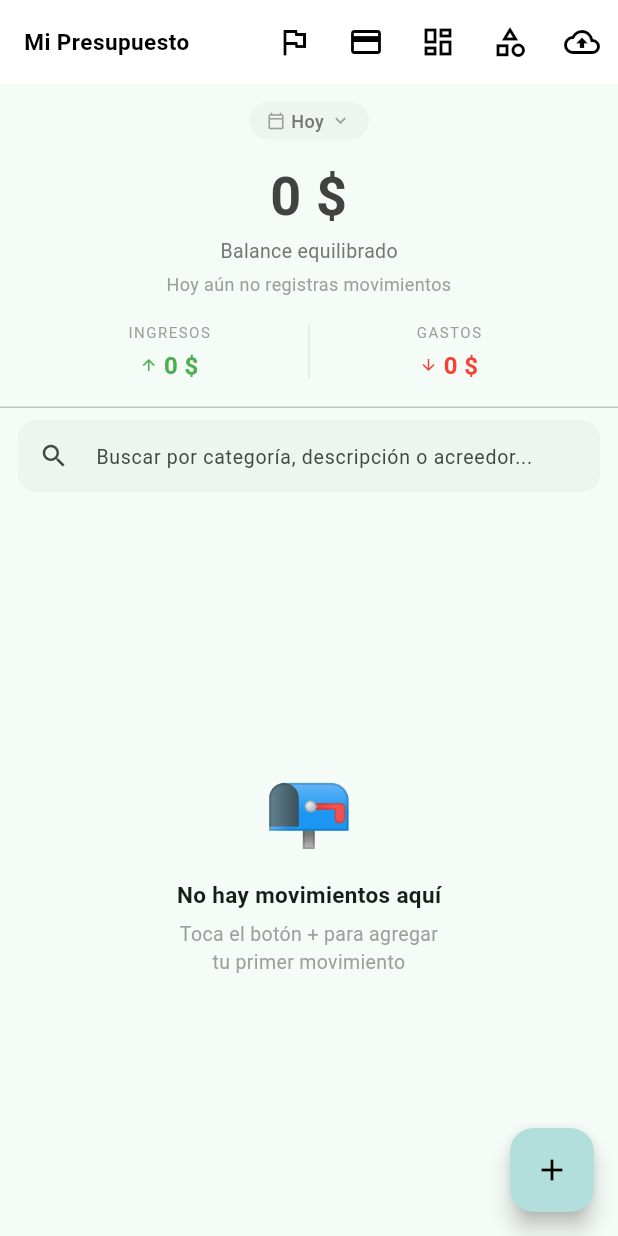
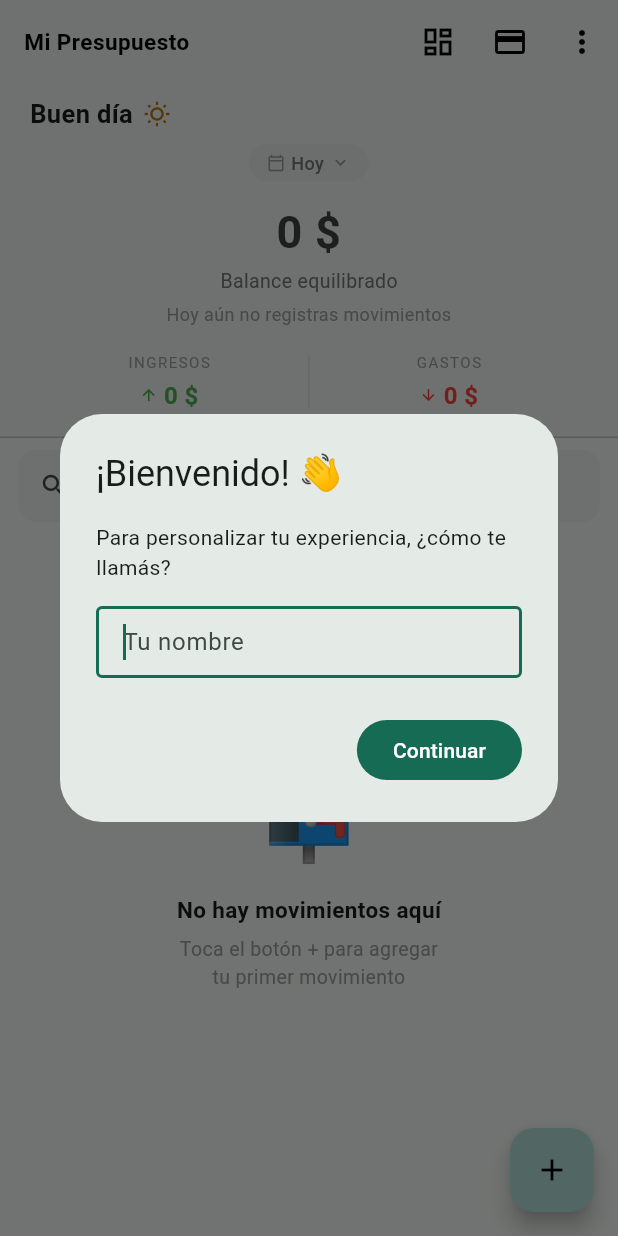
Before and after one commit to juan-macias1/mi_presupuesto, a Flutter app: the screen it shows after launch, on a phone screen of 412 x 824 dp. Run offline on Flutter 3.47's test engine with Material 3 defaults, Android fonts, the phone set to English and light mode, and no system bars; our stand-ins replace fl_chart, flutter_dotenv, flutter_local_notifications, shared_preferences, sqflite, timezone; accounts and stored records are empty.

Commit message:
feat(ui): rework main screen header - greeting, 3-icon AppBar, debt badge
Second of the UX improvement commits. Header of the main screen.

Add contextual greeting with the user's name (sun icon in the morning, evening variants later). First launch shows a one-time welcome dialog asking for the name, persisted via PreferencesService (SharedPreferences).

Add lib/services/preferences_service.dart: a small singleton wrapper over SharedPreferences for lightweight config like the user name.

Trim AppBar from 5 icons to 3: Dashboard and Deudas stay visible; Metas, Categorias and Backup move into an overflow menu.

Add a state badge on the Deudas icon (debt-first design): no badge when there are no active debts, orange dot when debts exist. Structure supports a future red severity state, to be wired when the brain is integrated.

Unify header background with AppColors.surface; make balance more compact (font 36 to 30).

```diff
--- a/lib/main.dart
+++ b/lib/main.dart
@@ -1,6 +1,7 @@
 import 'package:flutter/material.dart';
 import 'package:flutter/services.dart';
 import 'theme/app_colors.dart';
+import 'services/preferences_service.dart';
 import 'package:flutter_dotenv/flutter_dotenv.dart';
 import 'package:flutter_localizations/flutter_localizations.dart';
 import 'package:intl/intl.dart';
@@ -34,6 +35,9 @@ Future<void> main() async {
 
   // Inicializar formato de fechas en es_CO (Colombia).
   await initializeDateFormatting('es_CO', null);
+
+  // Inicializar el servicio de preferencias (nombre del usuario, etc.).
+  await PreferencesService.instance.inicializar();
 
   // Notificaciones locales — silenciar fallas si el dispositivo
   // no las soporta (por ejemplo emuladores antiguos).
@@ -149,6 +153,14 @@ class _MyHomePageState extends State<MyHomePage> {
   String? _tipoSeleccionado;
   String? _categoriaSeleccionada;
   String _textoBusqueda = '';
+
+  // Nombre del usuario para el saludo del header (de PreferencesService).
+  String? _nombreUsuario;
+
+  // Cantidad de deudas activas — alimenta el badge del ícono de Deudas.
+  // 0 = sin badge, >0 = badge naranja. La severidad (rojo) se cableará
+  // cuando integremos el brain en la tanda del gancho psicológico.
+  int _deudasActivas = 0;
 
   // FIX #17: Guardamos el balance anterior para que la animación no arranque desde 0 en cada rebuild
   double _balanceAnterior = 0;
@@ -244,6 +256,27 @@ class _MyHomePageState extends State<MyHomePage> {
     }
   }
 
+  // ── Saludo contextual según la hora del día ────────────────
+  String _saludoSegunHora() {
+    final hora = DateTime.now().hour;
+    if (hora < 12) return 'Buen día';
+    if (hora < 19) return 'Buenas tardes';
+    return 'Buenas noches';
+  }
+
+  IconData _iconoSaludo() {
+    final hora = DateTime.now().hour;
+    if (hora < 12) return Icons.wb_sunny_outlined; // mañana
+    if (hora < 19) return Icons.wb_twilight; // tarde
+    return Icons.nightlight_outlined; // noche
+  }
+
+  Color _colorIconoSaludo() {
+    final hora = DateTime.now().hour;
+    if (hora < 19) return const Color(0xFFBA7517); // sol — ámbar
+    return AppColors.acento; // luna — acento nocturno
+  }
+
   String _obtenerEmoji(String nombreCategoria) {
     final categoriaEncontrada = categorias.firstWhere(
       (cat) => cat['nombre'] == nombreCategoria,
@@ -322,6 +355,8 @@ class _MyHomePageState extends State<MyHomePage> {
     // FIX #9: removidas las doble asignaciones de _filtroTiempo y _filtroTipo
     _cargarCategorias();
     _cargarMovimientos();
+    _cargarDeudasActivas();
+    _cargarNombreYBienvenida();
   }
 
   @override
@@ -342,6 +377,74 @@ class _MyHomePageState extends State<MyHomePage> {
     setState(() {
       _movimientos = data;
     });
+  }
+
+  Future<void> _cargarDeudasActivas() async {
+    final deudas = await DatabaseHelper.instance.obtenerDeudas();
+    if (!mounted) return;
+    setState(() {
+      _deudasActivas = deudas.length;
+    });
+  }
+
+  Future<void> _cargarNombreYBienvenida() async {
+    final nombre = PreferencesService.instance.nombreUsuario;
+    if (nombre != null) {
+      setState(() => _nombreUsuario = nombre);
+      return;
+    }
+    // Primer arranque: no hay nombre. Esperamos a que el primer frame
+    // se dibuje y mostramos el diálogo de bienvenida.
+    WidgetsBinding.instance.addPostFrameCallback((_) {
+      _mostrarDialogoBienvenida();
+    });
+  }
+
+  Future<void> _mostrarDialogoBienvenida() async {
+    final controller = TextEditingController();
+    final nombre = await showDialog<String>(
+      context: context,
+      barrierDismissible: false,
+      builder: (dialogContext) {
+        return AlertDialog(
+          title: const Text('¡Bienvenido! 👋'),
+          content: Column(
+            mainAxisSize: MainAxisSize.min,
+            crossAxisAlignment: CrossAxisAlignment.start,
+            children: [
+              const Text(
+                'Para personalizar tu experiencia, ¿cómo te llamás?',
+                style: TextStyle(fontSize: 14),
+              ),
+              const SizedBox(height: 16),
+              TextField(
+                controller: controller,
+                autofocus: true,
+                textCapitalization: TextCapitalization.words,
+                decoration: const InputDecoration(
+                  hintText: 'Tu nombre',
+                  border: OutlineInputBorder(),
+                ),
+                onSubmitted: (v) => Navigator.of(dialogContext).pop(v.trim()),
+              ),
+            ],
+          ),
+          actions: [
+            FilledButton(
+              onPressed: () =>
+                  Navigator.of(dialogContext).pop(controller.text.trim()),
+              child: const Text('Continuar'),
+            ),
+          ],
+        );
+      },
+    );
+
+    if (nombre != null && nombre.isNotEmpty) {
+      await PreferencesService.instance.guardarNombre(nombre);
+      if (!mounted) return;
+      setState(() => _nombreUsuario = nombre);
+    }
   }
 
   Future<void> _cargarCategorias() async {
@@ -1390,6 +1493,33 @@ class _MyHomePageState extends State<MyHomePage> {
   // ===========================
   // RESUMEN FINANCIERO
   // ===========================
+  // ── Header de saludo ───────────────────────────────────────
+  Widget _buildSaludo() {
+    final saludo = _saludoSegunHora();
+    final nombre = _nombreUsuario;
+    final textoSaludo = nombre != null ? '$saludo, $nombre' : saludo;
+
+    return Container(
+      width: double.infinity,
+      color: AppColors.surface,
+      padding: const EdgeInsets.fromLTRB(20, 8, 20, 0),
+      child: Row(
+        children: [
+          Text(
+            textoSaludo,
+            style: const TextStyle(
+              fontSize: 17,
+              fontWeight: FontWeight.w600,
+              color: Color(0xFF1A1A1A),
+            ),
+          ),
+          const SizedBox(width: 7),
+          Icon(_iconoSaludo(), size: 18, color: _colorIconoSaludo()),
+        ],
+      ),
+    );
+  }
+
   Widget _resumenFinanciero() {
     String periodoTexto = '';
     if (_filtroTiempo == 'hoy') periodoTexto = 'Hoy';
@@ -1427,8 +1557,10 @@ class _MyHomePageState extends State<MyHomePage> {
     final balanceActual = balance;
     final balanceInicio = _balanceAnterior;
 
-    return Padding(
-      padding: const EdgeInsets.fromLTRB(20, 12, 20, 16),
+    return Container(
+      width: double.infinity,
+      color: AppColors.surface,
+      padding: const EdgeInsets.fromLTRB(20, 8, 20, 16),
       child: Column(
         crossAxisAlignment: CrossAxisAlignment.center,
         children: [
@@ -1483,7 +1615,7 @@ class _MyHomePageState extends State<MyHomePage> {
                 _formatearMonto(value),
                 textAlign: TextAlign.center,
                 style: TextStyle(
-                  fontSize: 36,
+                  fontSize: 30,
                   fontWeight: FontWeight.w700,
                   color: balanceColor,
                   letterSpacing: 0.5,
@@ -1642,51 +1774,93 @@ class _MyHomePageState extends State<MyHomePage> {
   Widget build(BuildContext context) {
     return Scaffold(
       appBar: AppBar(
-        backgroundColor: Colors.white,
+        backgroundColor: AppColors.surface,
         foregroundColor: Colors.black,
         elevation: 0,
         toolbarHeight: 56,
         title: const Text('Mi Presupuesto'),
         actions: [
-          IconButton(
-            icon: const Icon(Icons.flag_outlined),
-            onPressed: _abrirMetas,
-            tooltip: 'Metas',
-          ),
-          IconButton(
-            icon: const Icon(Icons.credit_card_outlined),
-            onPressed: _abrirDeudas,
-            tooltip: 'Deudas',
-          ),
+          // Dashboard — acción principal.
           IconButton(
             icon: const Icon(Icons.dashboard_outlined),
             onPressed: _abrirDashboard,
             tooltip: 'Dashboard',
           ),
+          // Deudas — con badge de estado (debt-first design).
+          // Sin deudas: ícono limpio. Con deudas: punto naranja.
+          // (La severidad roja se cableará con el brain más adelante.)
           IconButton(
-            icon: const Icon(Icons.category_outlined),
-            onPressed: _mostrarGestionCategorias,
-            tooltip: 'Categorías',
-          ),
-          IconButton(
-            splashRadius: 20,
-            icon: AnimatedSwitcher(
-              duration: const Duration(milliseconds: 300),
-              child: _subiendoBackup
-                  ? const _PremiumLoadingIcon()
-                  : const Icon(
-                      Icons.cloud_upload_outlined,
-                      key: ValueKey("icon"),
-                    ),
+            icon: Badge(
+              isLabelVisible: _deudasActivas > 0,
+              backgroundColor: AppColors.deuda,
+              smallSize: 8,
+              child: const Icon(Icons.credit_card_outlined),
             ),
-            onPressed: _subiendoBackup ? null : _ejecutarBackup,
-            tooltip: 'Backup',
+            onPressed: _abrirDeudas,
+            tooltip: 'Deudas',
+          ),
+          // Overflow — acciones secundarias (metas, categorías, backup).
+          PopupMenuButton<String>(
+            icon: const Icon(Icons.more_vert),
+            tooltip: 'Más opciones',
+            onSelected: (valor) {
+              switch (valor) {
+                case 'metas':
+                  _abrirMetas();
+                  break;
+                case 'categorias':
+                  _mostrarGestionCategorias();
+                  break;
+                case 'backup':
+                  if (!_subiendoBackup) _ejecutarBackup();
+                  break;
+              }
+            },
+            itemBuilder: (context) => [
+              const PopupMenuItem(
+                value: 'metas',
+                child: Row(
+                  children: [
+                    Icon(Icons.flag_outlined, size: 20),
+                    SizedBox(width: 12),
+                    Text('Metas'),
+                  ],
+                ),
+              ),
+              const PopupMenuItem(
+                value: 'categorias',
+                child: Row(
+                  children: [
+                    Icon(Icons.category_outlined, size: 20),
+                    SizedBox(width: 12),
+                    Text('Categorías'),
+                  ],
+                ),
+              ),
+              PopupMenuItem(
+                value: 'backup',
+                child: Row(
+                  children: [
+                    _subiendoBackup
+                        ? const SizedBox(
+                            width: 20,
+                            height: 20,
+                            child: CircularProgressIndicator(strokeWidth: 2),
+                          )
+                        : const Icon(Icons.cloud_upload_outlined, size: 20),
+                    const SizedBox(width: 12),
+                    Text(_subiendoBackup ? 'Subiendo...' : 'Backup'),
+                  ],
+                ),
+              ),
+            ],
           ),
         ],
       ),
 
       body: Column(
         children: [
+          _buildSaludo(),
           _resumenFinanciero(),
           const Divider(height: 1),
           Expanded(child: _listaMovimientos(movimientosFiltrados)),
--- /dev/null
+++ b/lib/services/preferences_service.dart
@@ -0,0 +1,41 @@
+import 'package:shared_preferences/shared_preferences.dart';
+
+/// PreferencesService — almacenamiento clave-valor para configuración ligera.
+///
+/// Usa SharedPreferences (el almacenamiento de preferencias nativo de cada
+/// plataforma). Ideal para datos pequeños y simples como el nombre del usuario,
+/// flags de onboarding, etc. NO es para datos financieros — esos viven en
+/// SQLite a través de DatabaseHelper.
+///
+/// Patrón singleton para acceso global consistente.
+class PreferencesService {
+  PreferencesService._();
+  static final PreferencesService instance = PreferencesService._();
+
+  static const String _kNombreUsuario = 'nombre_usuario';
+
+  SharedPreferences? _prefs;
+
+  /// Inicializa el acceso a SharedPreferences. Llamar una vez en main()
+  /// antes de runApp para que las lecturas posteriores sean síncronas.
+  Future<void> inicializar() async {
+    _prefs ??= await SharedPreferences.getInstance();
+  }
+
+  /// Nombre del usuario, o null si nunca se configuró.
+  /// Lectura síncrona — requiere que inicializar() ya se haya llamado.
+  String? get nombreUsuario {
+    final nombre = _prefs?.getString(_kNombreUsuario);
+    if (nombre == null || nombre.trim().isEmpty) return null;
+    return nombre.trim();
+  }
+
+  /// true si el usuario ya configuró su nombre (sirve para decidir si
+  /// mostrar el diálogo de bienvenida en el primer arranque).
+  bool get tieneNombre => nombreUsuario != null;
+
+  /// Guarda el nombre del usuario.
+  Future<void> guardarNombre(String nombre) async {
+    await _prefs?.setString(_kNombreUsuario, nombre.trim());
+  }
+}
```
